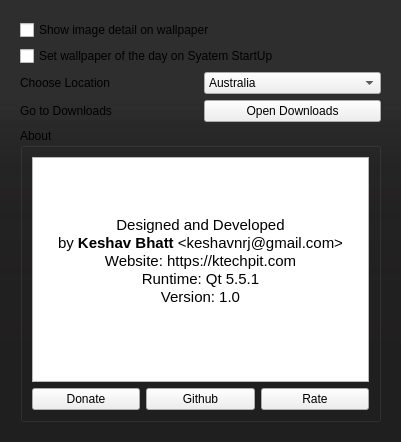
Qt form settings.ui (keshavbhatt/BingWall) before a commit.
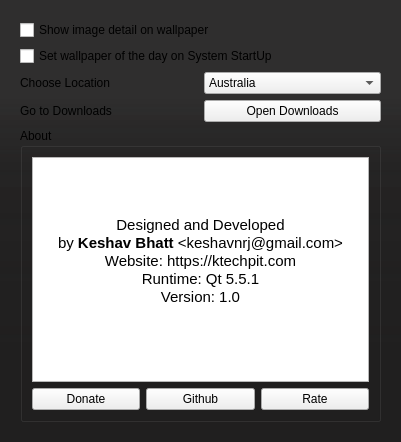
The same form after that commit. Icons and pictures are not drawn. Custom widgets are drawn as their Qt base class.

What changed in the file:
```diff
--- a/settings.ui
+++ b/settings.ui
@@ -39,7 +39,7 @@
       <item>
        <widget class="QCheckBox" name="startUp">
         <property name="text">
-         <string>Set wallpaper of the day on Syatem StartUp</string>
+         <string>Set wallpaper of the day on System StartUp</string>
         </property>
        </widget>
       </item>
```
